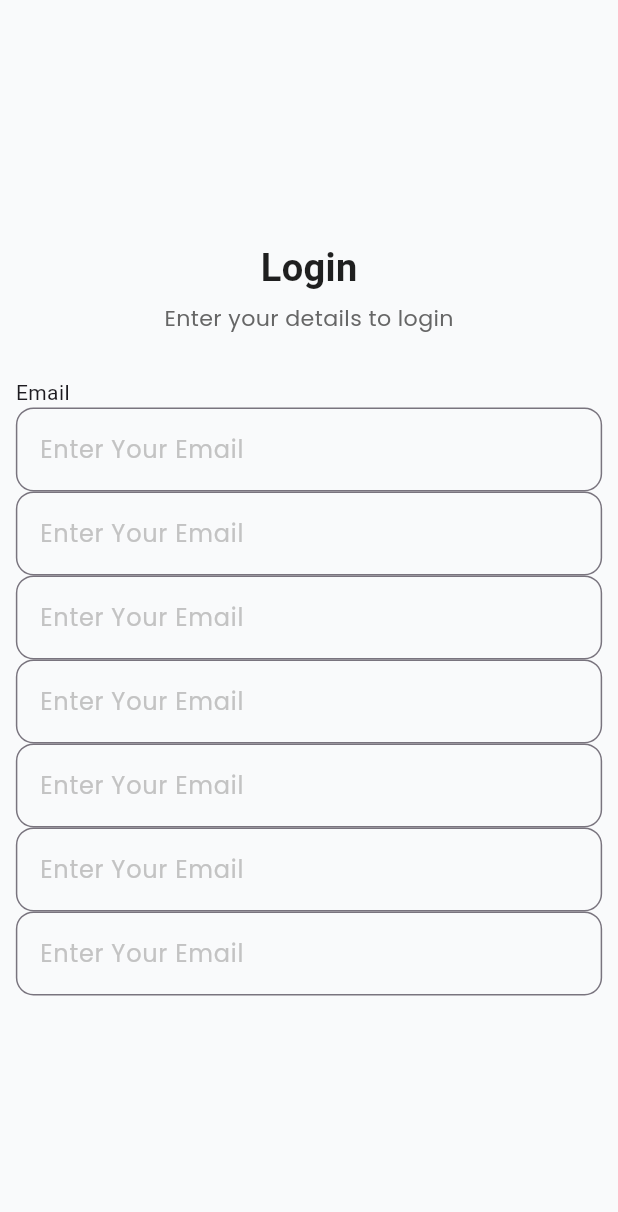
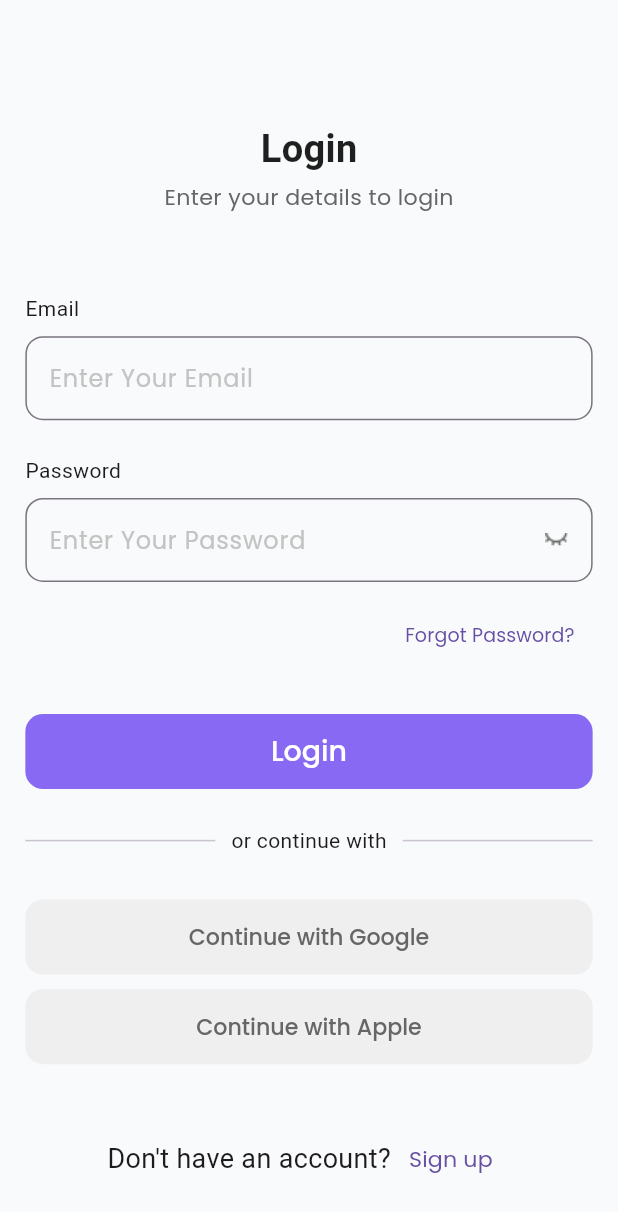
Before and after one commit to ibrarkhalid333/loaction-based-social-platform, a Flutter app: the LoginScreen screen opened by its route, on a phone screen of 412 x 824 dp. Shown: the top 1212 px of the screen. Run offline on Flutter 3.47's test engine with Material 3 defaults, Android fonts, the phone set to English and light mode, and no system bars; our stand-ins replace flutter_screenutil, get; Roboto replaces fonts that are missing (Poppins-SemiBold).

Commit message:
login screen updated

```diff
--- a/lib/assets/assets.dart
+++ b/lib/assets/assets.dart
@@ -1,3 +1,7 @@
 class ImageAssets {
   static const String splash = 'assets/images/splash.png';
+
 }
+class IconAssets {
+ static const String eye_icon = 'assets/icons/eye_icon.png';
+}
--- a/lib/presentation/auth/screens/login_screen.dart
+++ b/lib/presentation/auth/screens/login_screen.dart
@@ -1,7 +1,10 @@
 import 'package:flutter/material.dart';
 import 'package:flutter_screenutil/flutter_screenutil.dart';
 import 'package:get/get.dart';
+import 'package:location_based_social_platform/assets/assets.dart';
 import 'package:location_based_social_platform/presentation/auth/controller/login_controller.dart';
+import 'package:location_based_social_platform/presentation/auth/widgets/social_button_widget.dart';
+import 'package:location_based_social_platform/presentation/widgets/common_button_widget.dart';
 import 'package:location_based_social_platform/presentation/widgets/text_form_field_widget.dart';
 import 'package:location_based_social_platform/theme/theme_helper.dart';
 
@@ -18,14 +21,14 @@ class LoginScreen extends GetWidget<LoginController> {
       resizeToAvoidBottomInset: true,
       backgroundColor: appTheme.screenBackgroundColor,
       body: SafeArea(
-        child: Center(
         child: Container(
-            padding: EdgeInsets.symmetric(horizontal: 10.sp),
+          padding: EdgeInsets.symmetric(horizontal: 16.sp),
           child: SingleChildScrollView(
             child: Column(
               mainAxisAlignment: MainAxisAlignment.center,
               crossAxisAlignment: CrossAxisAlignment.center,
               children: [
+                SizedBox(height: 83.h),
                 Text(
                   'Login',
                   style: textTheme.textStylePoppinsSemiBold.copyWith(
@@ -34,7 +37,7 @@ class LoginScreen extends GetWidget<LoginController> {
                     fontWeight: FontWeight.w600,
                   ),
                 ),
-                  SizedBox(height: 5.h),
+                SizedBox(height: 4.h),
                 Text(
                   'Enter your details to login',
                   style: textTheme.textStylePoppinsRegular.copyWith(
@@ -42,45 +45,87 @@ class LoginScreen extends GetWidget<LoginController> {
                     fontSize: 14.sp,
                   ),
                 ),
-                  SizedBox(height: 30.h),
+                SizedBox(height: 55.h),
                 Align(alignment: Alignment.centerLeft, child: Text('Email')),
+                SizedBox(height: 8.sp),
                 TextFormFieldWidget(
                   controller: emailController,
                   currentFocusNode: emailFocusNode,
+                  nextFocusNode: passwordFocusNode,
                   labelText: 'Enter Your Email',
                 ),
+                SizedBox(height: 24.h),
+                Align(alignment: Alignment.centerLeft, child: Text('Password')),
+                SizedBox(height: 8.sp),
                 TextFormFieldWidget(
-                    controller: emailController,
-                    currentFocusNode: emailFocusNode,
-                    labelText: 'Enter Your Email',
+                  controller: passwordController,
+                  currentFocusNode: passwordFocusNode,
+                  isLastField: true,
+                  obscureText: true,
+                  suffixIcon: ImageIcon(AssetImage(IconAssets.eye_icon)),
+                  labelText: 'Enter Your Password',
                 ),
-                  TextFormFieldWidget(
-                    controller: emailController,
-                    currentFocusNode: emailFocusNode,
-                    labelText: 'Enter Your Email',
+                SizedBox(height: 11.h),
+                Align(
+                  alignment: Alignment.centerRight,
+                  child: TextButton(
+                    onPressed: () {},
+                    child: Text(
+                      'Forgot Password?',
+                      style: textTheme.textStylePoppinsRegular.copyWith(
+                        fontSize: 12.sp,
                       ),
-                  TextFormFieldWidget(
-                    controller: emailController,
-                    currentFocusNode: emailFocusNode,
-                    labelText: 'Enter Your Email',
                     ),
-                  TextFormFieldWidget(
-                    controller: emailController,
-                    currentFocusNode: emailFocusNode,
-                    labelText: 'Enter Your Email',
                   ),
-                  TextFormFieldWidget(
-                    controller: emailController,
-                    currentFocusNode: emailFocusNode,
-                    labelText: 'Enter Your Email',
                 ),
-                  TextFormFieldWidget(
-                    controller: emailController,
-                    currentFocusNode: emailFocusNode,
-                    labelText: 'Enter Your Email',
+                SizedBox(height: 30.h),
+                CommonButtonWidget(
+                  title: 'Login',
+                  width: double.infinity,
+                  onPress: () {},
+                ),
+                SizedBox(height: 25.h),
+                Row(
+                  children: [
+                    Expanded(child: Divider()),
+                    SizedBox(width: 10.w),
+                    Text('or continue with'),
+                    SizedBox(width: 10.w),
+                    Expanded(child: Divider()),
+                  ],
+                ),
+                SizedBox(height: 30.h),
+                SocialButtonWidget(
+                  title: 'Continue with Google',
+                  width: double.infinity,
+                  onPress: () {},
+                ),
+                SizedBox(height: 10.h),
+                SocialButtonWidget(
+                  title: 'Continue with Apple',
+                  width: double.infinity,
+                  onPress: () {},
+                ),
+                SizedBox(height: 40.h),
+                Row(
+                  mainAxisAlignment: MainAxisAlignment.center,
+                  children: [
+                    Text(
+                      "Don't have an account?",
+                      style: TextStyle(fontSize: 17.sp),
+                    ),
+                    TextButton(
+                      onPressed: () {},
+                      child: Text(
+                        "Sign up",
+                        style: textTheme.textStylePoppinsRegular.copyWith(
+                          fontSize: 14.sp,
+                        ),
+                      ),
                     ),
                   ],
                 ),
+              ],
             ),
           ),
         ),
--- /dev/null
+++ b/lib/presentation/auth/widgets/social_button_widget.dart
@@ -0,0 +1,52 @@
+import 'package:flutter/material.dart';
+import 'package:flutter_screenutil/flutter_screenutil.dart';
+import 'package:location_based_social_platform/theme/theme_helper.dart';
+
+class SocialButtonWidget extends StatelessWidget {
+  const SocialButtonWidget({
+    super.key,
+    this.title = '',
+    required this.onPress,
+    this.width = 30,
+    this.height = 50,
+    this.loading = false,
+    this.fontSize = 14,
+    this.icon = const Icon(Icons.account_circle),
+  });
+
+  final bool loading;
+  final String title;
+  final double height, width;
+  final VoidCallback onPress;
+  final Icon icon;
+  final double fontSize;
+
+  @override
+  Widget build(BuildContext context) {
+    return InkWell(
+      onTap: onPress,
+      child: Container(
+        height: height,
+        width: width,
+        decoration: BoxDecoration(
+          color: appTheme.socialButtonColor,
+          borderRadius: BorderRadius.circular(12.r),
+        ),
+        child: loading
+            ? const Center(child: CircularProgressIndicator())
+            : Center(
+                child: Text(
+                  title,
+
+                  style: textTheme.textStylePoppinsMedium.copyWith(
+                    color: appTheme.secondaryTextColor,
+                    fontSize: fontSize.sp,
+                    height: 14 / fontSize,
+                    letterSpacing: 0,
+                  ),
+                ),
+              ),
+      ),
+    );
+  }
+}
--- a/lib/presentation/widgets/text_form_field_widget.dart
+++ b/lib/presentation/widgets/text_form_field_widget.dart
@@ -29,18 +29,32 @@ class TextFormFieldWidget extends StatelessWidget {
 
   @override
   Widget build(BuildContext context) {
+    bool isFocused = currentFocusNode.hasFocus;
     return TextFormField(
       controller: controller,
       focusNode: currentFocusNode,
       obscureText: obscureText,
       keyboardType: keyboardType,
       decoration: InputDecoration(
-        labelText: labelText,
-        labelStyle: textTheme.textStylePoppinsRegular.copyWith(
+        fillColor: appTheme.inputFieldFillColor,
+        hintText: labelText,
+        hintStyle: textTheme.textStylePoppinsRegular.copyWith(
           color: appTheme.placeTextColor,
         ),
-        border: OutlineInputBorder(borderRadius: BorderRadius.circular(12.r)),
-        suffixIcon: suffixIcon,
+        border: OutlineInputBorder(
+          borderSide: BorderSide(
+            color: isFocused
+                ? appTheme.primaryColor
+                : appTheme.inputFieldBorderrUnfocusColor,
+          ),
+          borderRadius: BorderRadius.circular(12.r),
+        ),
+        suffixIcon: suffixIcon != null
+            ? IconTheme(
+                data: IconThemeData(color: appTheme.secondaryTextColor),
+                child: suffixIcon!,
+              )
+            : null,
       ),
       validator: validator,
       onFieldSubmitted: isLastField
--- a/lib/theme/theme_helper.dart
+++ b/lib/theme/theme_helper.dart
@@ -19,6 +19,9 @@ class AppColors {
   Color get lightTextColor => const Color(0xff666666);
   Color get secondaryContrastColor => const Color(0xffD2FC8C);
   Color get buttonTextColor => const Color(0xffFFFFFF);
+  Color get socialButtonColor => const Color(0xffEFEFEF);
+  Color get inputFieldFillColor => const Color(0xffFFFFFF);
+  Color get inputFieldBorderrUnfocusColor => const Color(0xffE8E6E6);
 }
 
 /// Text Styles (unchanged)
--- a/pubspec.yaml
+++ b/pubspec.yaml
@@ -61,7 +61,7 @@ flutter:
   # To add assets to your application, add an assets section, like this:
   assets:
     - assets/images/
-    # - images/a_dot_ham.jpeg
+    - assets/icons/
 
   # An image asset can refer to one or more resolution-specific "variants", see
   # https://flutter.dev/to/resolution-aware-images
```
Also changed, not shown: lib/presentation/auth/screens/signup_screen.dart (added, +135 -0 lines), assets/icons/eye_icon.png (added). Lines whose indentation alone changed are shown as unchanged.
